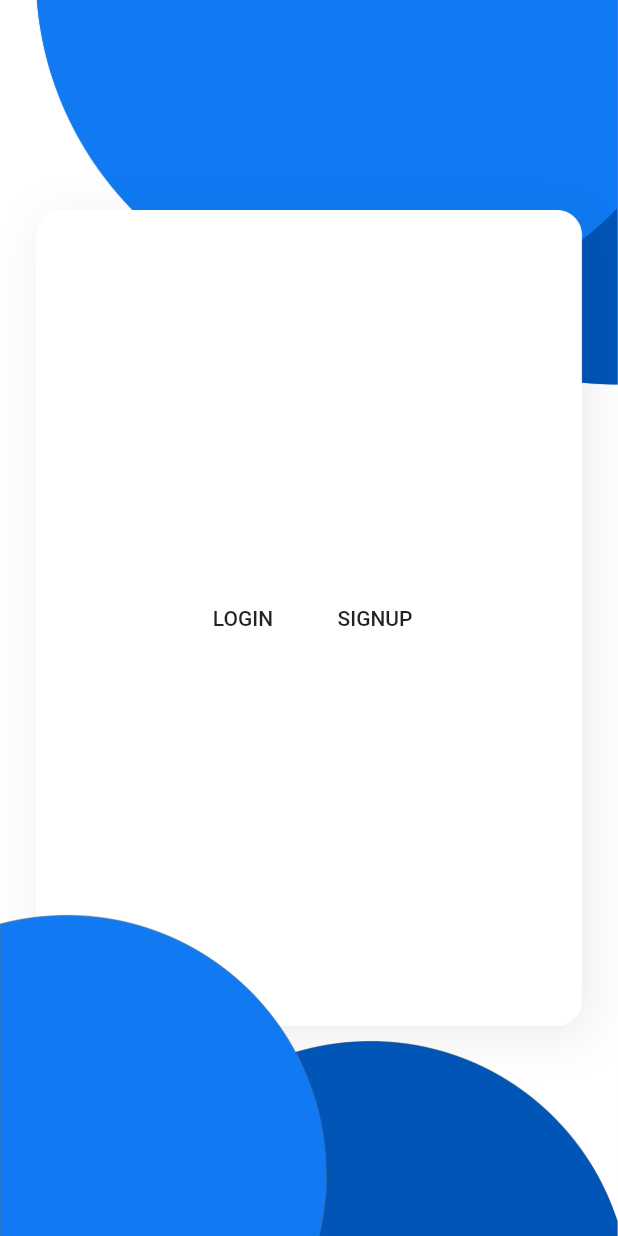
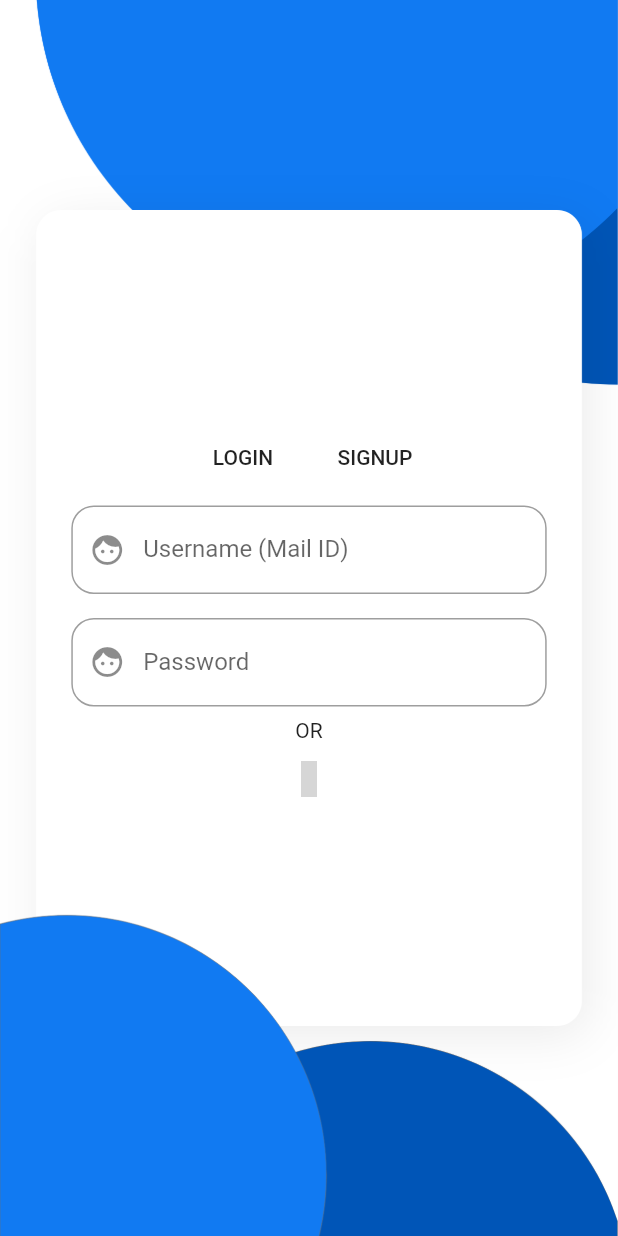
Before and after one commit to BullsEye34/ledger, a Flutter app: the screen it shows after launch, on a phone screen of 412 x 824 dp. Run offline on Flutter 3.47's test engine with Material 2 defaults, Android fonts, the phone set to English and light mode, and no system bars; statements that could not run were skipped; grey boxes are pictures that could not be loaded.

Commit message:
Add textfields

```diff
--- a/lib/main.dart
+++ b/lib/main.dart
@@ -48,7 +48,45 @@ class _appState extends State<app> {
                 child: Text('SIGNUP'),
               ),
             ],
-          )
+          ),
+          Padding(
+            padding: const EdgeInsets.all(8.0),
+            child: Container(
+              width: MediaQuery.of(context).size.width / 1.3,
+              child: Container(
+                child: TextFormField(
+                    keyboardType: TextInputType.emailAddress,
+                    //controller: uname,
+                    decoration: InputDecoration(
+                      prefixIcon: Icon(Icons.face),
+                      border: OutlineInputBorder(
+                        borderRadius: BorderRadius.circular(15.0),
+                      ),
+                      labelText: 'Username (Mail ID)',
+                    )),
+              ),
+            ),
+          ),
+          Padding(
+            padding: const EdgeInsets.all(8.0),
+            child: Container(
+              width: MediaQuery.of(context).size.width / 1.3,
+              child: Container(
+                child: TextFormField(
+                    keyboardType: TextInputType.emailAddress,
+                    //controller: uname,
+                    decoration: InputDecoration(
+                      prefixIcon: Icon(Icons.face),
+                      border: OutlineInputBorder(
+                        borderRadius: BorderRadius.circular(15.0),
+                      ),
+                      labelText: 'Password',
+                    )),
+              ),
+            ),
+          ),
+          Text('OR'),
+          IconButton(icon: Icon(Icons.), onPressed: null)
         ],
       ),
     );
```
